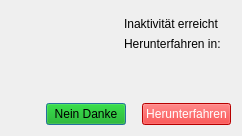
This is shutdownwarnung.ui in GrauerStar/AFK-Checker as Qt 5 draws it before an edit. The edited form follows.
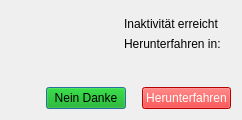
This is the edited form. Icons and pictures are not drawn.

```diff
--- a/shutdownwarnung.ui
+++ b/shutdownwarnung.ui
@@ -10,6 +10,24 @@
     <height>120</height>
    </rect>
   </property>
+  <property name="sizePolicy">
+   <sizepolicy hsizetype="Fixed" vsizetype="Fixed">
+    <horstretch>0</horstretch>
+    <verstretch>0</verstretch>
+   </sizepolicy>
+  </property>
+  <property name="minimumSize">
+   <size>
+    <width>242</width>
+    <height>120</height>
+   </size>
+  </property>
+  <property name="maximumSize">
+   <size>
+    <width>242</width>
+    <height>120</height>
+   </size>
+  </property>
   <property name="windowTitle">
    <string>Dialog</string>
   </property>
@@ -54,7 +72,7 @@
        <item>
         <widget class="QLabel" name="label_Zeit_aendern">
          <property name="text">
-          <string>&lt;html&gt;&lt;head/&gt;&lt;body&gt;&lt;p&gt;&lt;br/&gt;&lt;/p&gt;&lt;/body&gt;&lt;/html&gt;</string>
+          <string/>
          </property>
          <property name="alignment">
           <set>Qt::AlignmentFlag::AlignCenter</set>
```
